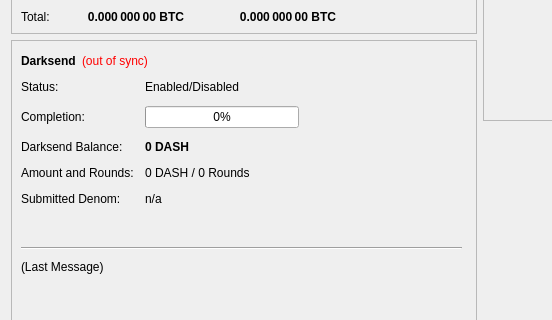
inkvisit/sarmacoins, file src/qt/forms/overviewpage.ui: the form before one commit; both pictures show x 0 to 552 and y 182 to 502 of the 960 by 585 pixel window.
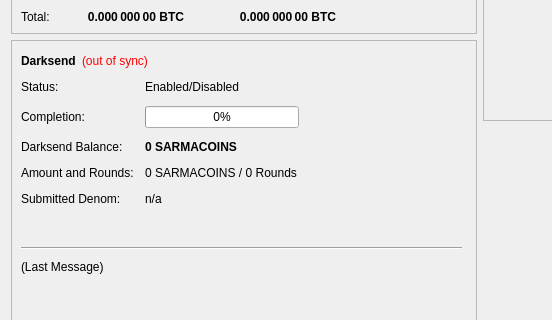
The form after the commit.

Commit message: change DASH to sarmacoins

Diff of the .ui file:
```diff
--- a/src/qt/forms/overviewpage.ui
+++ b/src/qt/forms/overviewpage.ui
@@ -474,7 +474,7 @@
               </font>
              </property>
              <property name="text">
-              <string notr="true">0 DASH</string>
+              <string notr="true">0 SARMACOINS</string>
              </property>
             </widget>
            </item>
@@ -488,7 +488,7 @@
            <item row="3" column="1">
             <widget class="QLabel" name="labelAmountRounds">
              <property name="text">
-              <string>0 DASH / 0 Rounds</string>
+              <string>0 SARMACOINS / 0 Rounds</string>
              </property>
             </widget>
            </item>
```
The commit also changes 46 other files.
